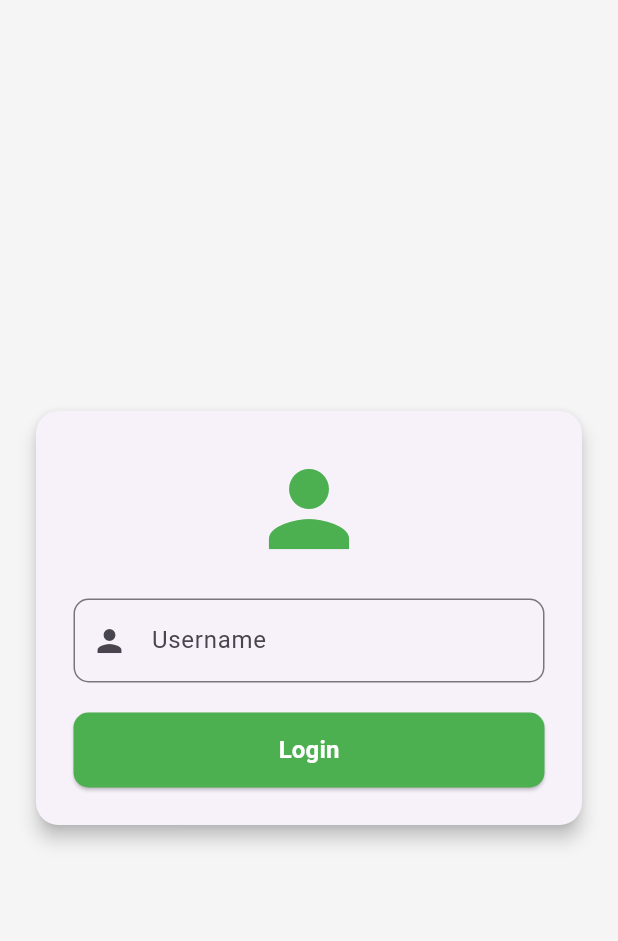
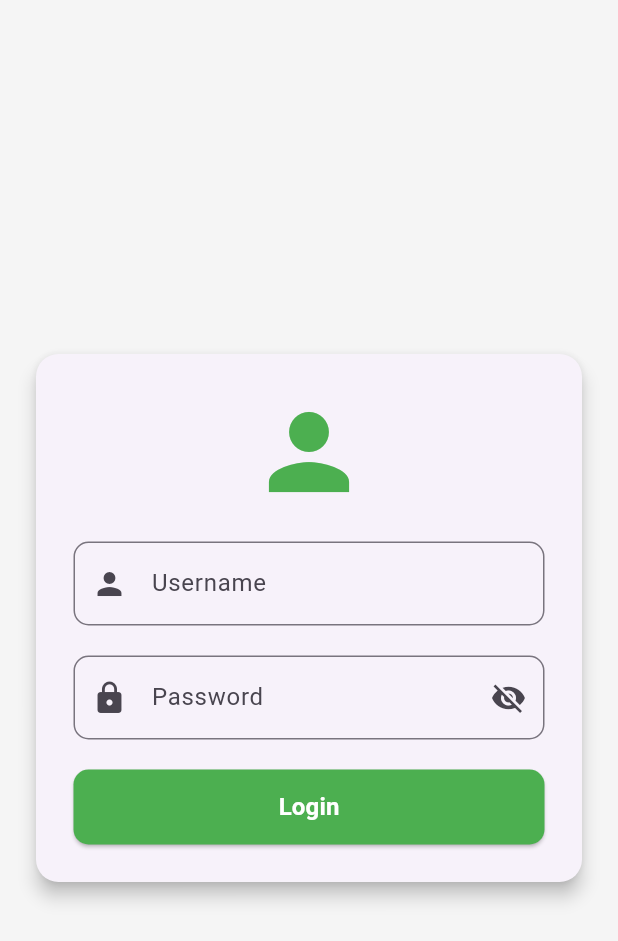
Before and after one commit to d4ff4ad/pertemuan10_2306082, a Flutter app: the screen it shows after launch, on a phone screen of 412 x 824 dp. Shown: the top 941 px of the screen. Run offline on Flutter 3.47's test engine with Material 3 defaults, Android fonts, the phone set to English and light mode, and no system bars; our stand-ins replace shared_preferences.

Commit message:
menambah form password

```diff
--- a/lib/pages/login_page.dart
+++ b/lib/pages/login_page.dart
@@ -11,9 +11,13 @@ class LoginPage extends StatefulWidget {
 }
 
 class _LoginPageState extends State<LoginPage> {
+  final _formKey = GlobalKey<FormState>();
   final TextEditingController usernameController = TextEditingController();
+  final TextEditingController passwordController = TextEditingController();
+  bool _obscureText = true;
 
   Future<void> login() async {
+    if (_formKey.currentState!.validate()) {
       final prefs = await SharedPreferences.getInstance();
       await prefs.setBool('isLogin', true);
       await prefs.setString('username', usernameController.text);
@@ -22,6 +26,14 @@ class _LoginPageState extends State<LoginPage> {
         context,
         MaterialPageRoute(builder: (_) => const HomePage()),
       );
+    }
+  }
+
+  @override
+  void dispose() {
+    usernameController.dispose();
+    passwordController.dispose();
+    super.dispose();
   }
 
   @override
@@ -38,12 +50,14 @@ class _LoginPageState extends State<LoginPage> {
             ),
             child: Padding(
               padding: const EdgeInsets.all(25),
+              child: Form(
+                key: _formKey,
                 child: Column(
                   mainAxisSize: MainAxisSize.min,
                   children: [
                     const Icon(Icons.person, size: 80, color: Colors.green),
                     const SizedBox(height: 20),
-                  TextField(
+                    TextFormField(
                       controller: usernameController,
                       decoration: InputDecoration(
                         labelText: 'Username',
@@ -52,6 +66,43 @@ class _LoginPageState extends State<LoginPage> {
                           borderRadius: BorderRadius.circular(10),
                         ),
                       ),
+                      validator: (value) {
+                        if (value == null || value.trim().isEmpty) {
+                          return 'Username tidak boleh kosong';
+                        }
+                        return null;
+                      },
+                    ),
+                    const SizedBox(height: 20),
+                    TextFormField(
+                      controller: passwordController,
+                      obscureText: _obscureText,
+                      decoration: InputDecoration(
+                        labelText: 'Password',
+                        prefixIcon: const Icon(Icons.lock),
+                        suffixIcon: IconButton(
+                          icon: Icon(
+                            _obscureText ? Icons.visibility_off : Icons.visibility,
+                          ),
+                          onPressed: () {
+                            setState(() {
+                              _obscureText = !_obscureText;
+                            });
+                          },
+                        ),
+                        border: OutlineInputBorder(
+                          borderRadius: BorderRadius.circular(10),
+                        ),
+                      ),
+                      validator: (value) {
+                        if (value == null || value.isEmpty) {
+                          return 'Password tidak boleh kosong';
+                        }
+                        if (value.length < 6) {
+                          return 'Password minimal 6 karakter';
+                        }
+                        return null;
+                      },
                     ),
                     const SizedBox(height: 20),
                     SizedBox(
@@ -81,6 +132,7 @@ class _LoginPageState extends State<LoginPage> {
             ),
           ),
         ),
+      ),
     );
   }
 }
```
Lines whose indentation alone changed are shown as unchanged.
